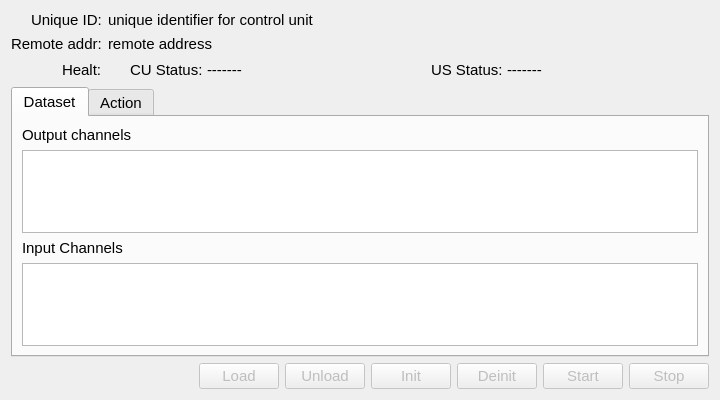
This is ccs/node/control_unit/ControlUnitEditor.ui in bisegni/chaosframework as Qt 5 draws it before an edit. The edited form follows.
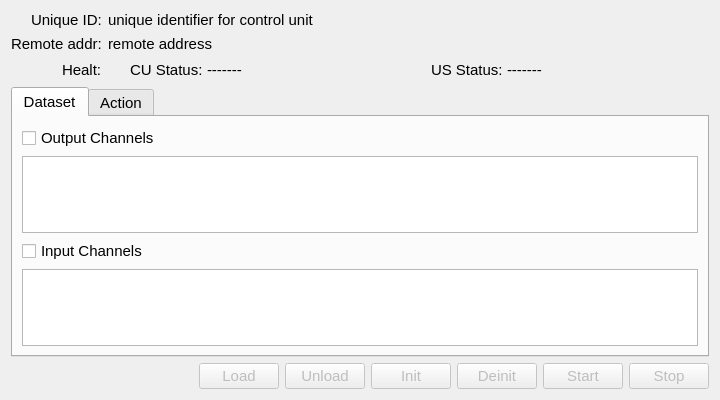
This is the edited form. Custom widgets are drawn as their Qt base class.

Commit message: fixed monitoring infrastructure for binary data and added the monitoring for input and output dataset channels

The edit to the form file:
```diff
--- a/ccs/node/control_unit/ControlUnitEditor.ui
+++ b/ccs/node/control_unit/ControlUnitEditor.ui
@@ -214,14 +214,14 @@
        <item>
         <layout class="QVBoxLayout" name="verticalLayout">
          <item>
-          <widget class="QLabel" name="labelOutputChannel">
+          <widget class="QCheckBox" name="checkBoxMonitorOutputChannels">
            <property name="font">
             <font>
              <pointsize>11</pointsize>
             </font>
            </property>
            <property name="text">
-            <string>Output channels</string>
+            <string>Output Channels</string>
            </property>
           </widget>
          </item>
@@ -251,7 +251,7 @@
        <item>
         <layout class="QVBoxLayout" name="verticalLayout_2">
          <item>
-          <widget class="QLabel" name="label_3">
+          <widget class="QCheckBox" name="checkBoxMonitorInputChannels">
            <property name="font">
             <font>
              <pointsize>11</pointsize>
```
Left out of the diff: 6 changed lines with no effect on the pictures. The commit also changes 31 other files.
